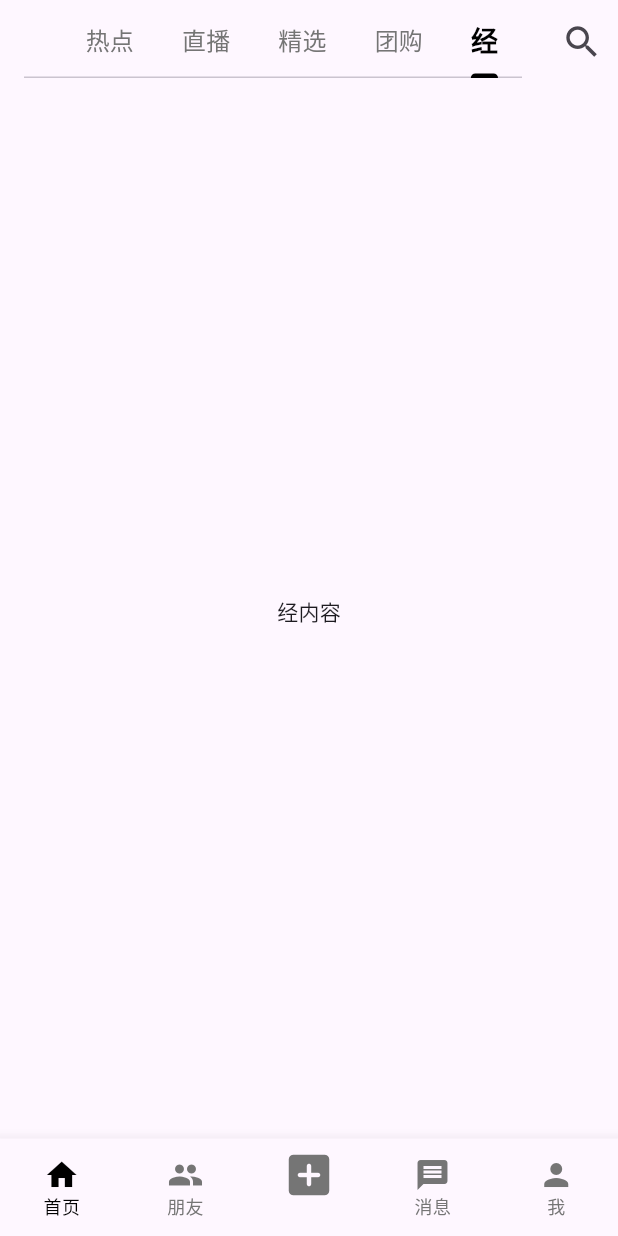
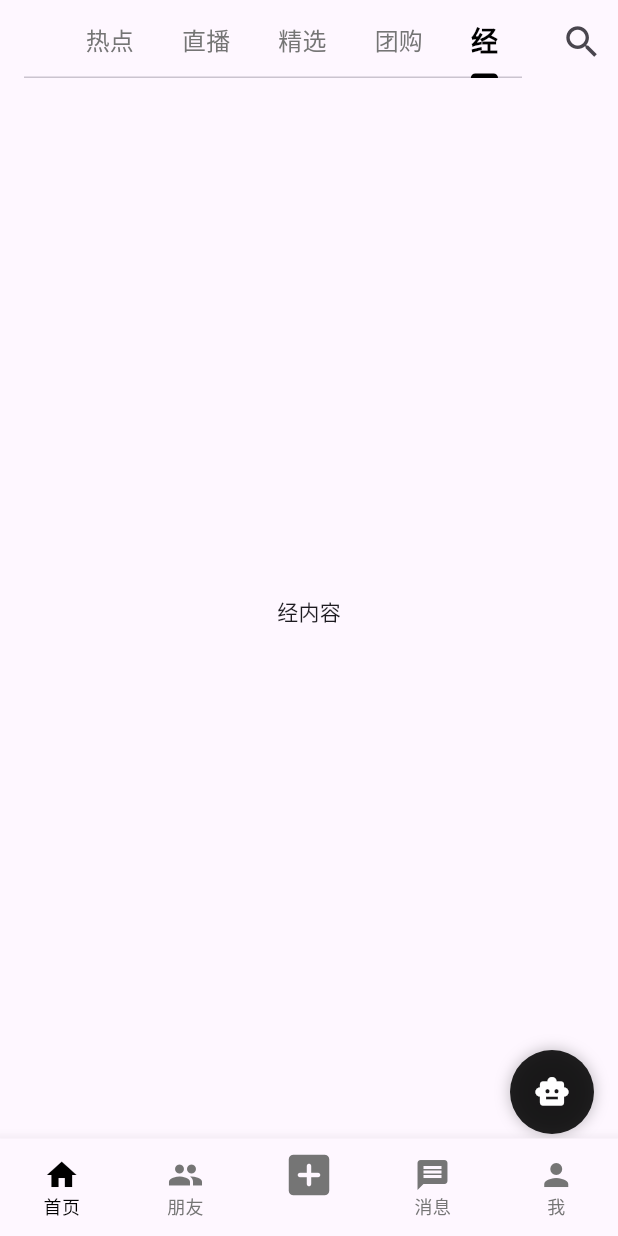
Before and after one commit to lingxiao001/Dou-demo, a Flutter app: the screen it shows after launch, tab 5 chosen, on a phone screen of 412 x 824 dp. Run offline on Flutter 3.47's test engine with Material 3 defaults, Android fonts, the phone set to English and light mode, and no system bars; our stand-ins replace image_picker, permission_handler, shared_preferences, video_player; missing offline and left inert: dart:html, file_selector, video_thumbnail; network calls fail.

Commit message:
加了 ai悬浮球 ，但调用还有问题 ，建议换成更稳定的api来源

```diff
--- /dev/null
+++ b/lib/features/ai/widgets/ai_fab.dart
@@ -0,0 +1,49 @@
+import 'package:douyin_demo/features/ai/views/ai_chat_sheet.dart';
+import 'package:flutter/material.dart';
+
+class AiFloatingBall extends StatefulWidget {
+  const AiFloatingBall({super.key});
+  @override
+  State<AiFloatingBall> createState() => _AiFloatingBallState();
+}
+
+class _AiFloatingBallState extends State<AiFloatingBall> {
+  Offset _offset = const Offset(0, 0);
+  @override
+  Widget build(BuildContext context) {
+    final size = MediaQuery.of(context).size;
+    final pos = Offset(size.width - 72 + _offset.dx, size.height - 180 + _offset.dy);
+    return Positioned(
+      left: pos.dx,
+      top: pos.dy,
+      child: Draggable(
+        feedback: _ball(),
+        childWhenDragging: const SizedBox.shrink(),
+        onDragEnd: (d) {
+          setState(() {
+            _offset = Offset(d.offset.dx - (size.width - 72), d.offset.dy - (size.height - 180));
+          });
+        },
+        child: GestureDetector(
+          onTap: () {
+            showModalBottomSheet(
+              context: context,
+              isScrollControlled: true,
+              builder: (_) => const SizedBox(height: 600, child: AiChatSheet()),
+            );
+          },
+          child: _ball(),
+        ),
+      ),
+    );
+  }
+
+  Widget _ball() {
+    return Container(
+      width: 56,
+      height: 56,
+      decoration: BoxDecoration(color: Colors.black87, shape: BoxShape.circle, boxShadow: [BoxShadow(color: Colors.black26, blurRadius: 8)]),
+      child: const Center(child: Icon(Icons.smart_toy, color: Colors.white)),
+    );
+  }
+}
--- a/lib/features/feed/views/feed_screen.dart
+++ b/lib/features/feed/views/feed_screen.dart
@@ -2,6 +2,7 @@ import 'package:douyin_demo/features/feed/views/feed_grid_screen.dart';
 import 'package:douyin_demo/features/profile/views/profile_screen.dart' as douyin_profile;
 import 'package:douyin_demo/features/live/views/live_screen.dart';
 import 'package:douyin_demo/features/deals/views/group_buy_screen.dart';
+import 'package:douyin_demo/features/ai/widgets/ai_fab.dart';
 import 'package:flutter/material.dart';
 
 class FeedScreen extends StatefulWidget {
@@ -52,7 +53,7 @@ class _FeedScreenState extends State<FeedScreen> with SingleTickerProviderStateM
           ),
         ],
       );
-      body = TabBarView(
+      final tabView = TabBarView(
         controller: _tabController,
         children: [
           const Center(child: Text("热点内容")),
@@ -64,6 +65,7 @@ class _FeedScreenState extends State<FeedScreen> with SingleTickerProviderStateM
           const Center(child: Text("经内容")),
         ],
       );
+      body = Stack(children: [tabView, const AiFloatingBall()]);
     } else if (_bottomIndex == 4) {
       body = const SizedBox.expand(child: douyin_profile.ProfileScreen());
     } else {
--- a/pubspec.yaml
+++ b/pubspec.yaml
@@ -41,6 +41,7 @@ dependencies:
   shared_preferences: ^2.3.2
   image_picker: ^1.1.2
   file_selector: ^1.0.3
+  http: ^1.2.2
   permission_handler: ^11.3.1
 
 dev_dependencies:
```
Also changed, not shown: lib/common/services/ai_chat_service.dart (added, +128 -0 lines), lib/features/ai/views/ai_chat_sheet.dart (added, +110 -0 lines), pubspec.lock.
